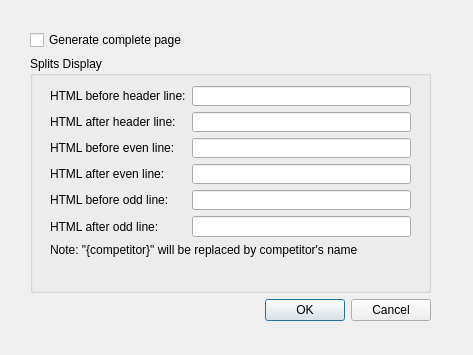
Qt form htmloptionsdialog.ui (undyau/sisimple) before a commit.
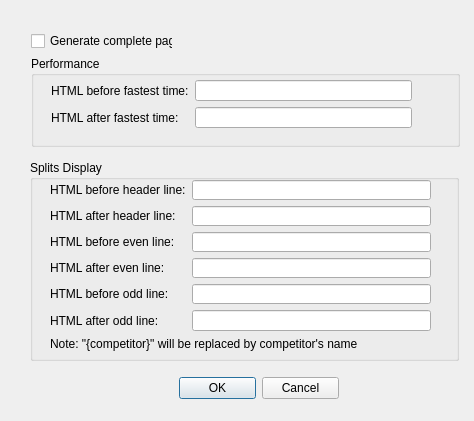
The same form after that commit.

Commit message: Use values from saved HTML settings to format the code (still a bit ugly)

Diff of the .ui file:
```diff
--- a/htmloptionsdialog.ui
+++ b/htmloptionsdialog.ui
@@ -6,32 +6,119 @@
    <rect>
     <x>0</x>
     <y>0</y>
-    <width>473</width>
-    <height>355</height>
+    <width>474</width>
+    <height>421</height>
    </rect>
   </property>
   <property name="windowTitle">
    <string>HTML Options</string>
   </property>
-  <widget class="QWidget" name="layoutWidget">
+  <widget class="QGroupBox" name="groupBox_2">
    <property name="geometry">
     <rect>
-     <x>30</x>
-     <y>30</y>
-     <width>401</width>
-     <height>291</height>
+     <x>31</x>
+     <y>56</y>
+     <width>429</width>
+     <height>91</height>
     </rect>
    </property>
-   <layout class="QVBoxLayout" name="verticalLayout">
-    <item>
+   <property name="title">
+    <string>Performance</string>
+   </property>
+   <widget class="QWidget" name="">
+    <property name="geometry">
+     <rect>
+      <x>20</x>
+      <y>24</y>
+      <width>361</width>
+      <height>48</height>
+     </rect>
+    </property>
+    <layout class="QGridLayout" name="gridLayout">
+     <property name="sizeConstraint">
+      <enum>QLayout::SetNoConstraint</enum>
+     </property>
+     <item row="0" column="0">
+      <widget class="QLabel" name="label_8">
+       <property name="text">
+        <string>HTML before fastest time:</string>
+       </property>
+      </widget>
+     </item>
+     <item row="0" column="1">
+      <widget class="QLineEdit" name="preFastestLineEdit">
+       <property name="sizePolicy">
+        <sizepolicy hsizetype="Expanding" vsizetype="Fixed">
+         <horstretch>1</horstretch>
+         <verstretch>0</verstretch>
+        </sizepolicy>
+       </property>
+      </widget>
+     </item>
+     <item row="1" column="0">
+      <widget class="QLabel" name="label_9">
+       <property name="text">
+        <string>HTML after fastest time:</string>
+       </property>
+      </widget>
+     </item>
+     <item row="1" column="1">
+      <widget class="QLineEdit" name="postFastestLineEdit">
+       <property name="sizePolicy">
+        <sizepolicy hsizetype="Expanding" vsizetype="Fixed">
+         <horstretch>1</horstretch>
+         <verstretch>0</verstretch>
+        </sizepolicy>
+       </property>
+      </widget>
+     </item>
+    </layout>
+   </widget>
+  </widget>
      <widget class="QCheckBox" name="wholePageCheckBox">
+   <property name="geometry">
+    <rect>
+     <x>31</x>
+     <y>32</y>
+     <width>142</width>
+     <height>18</height>
+    </rect>
+   </property>
       <property name="text">
        <string>Generate complete page</string>
       </property>
      </widget>
-    </item>
-    <item>
+  <widget class="QDialogButtonBox" name="buttonBox">
+   <property name="geometry">
+    <rect>
+     <x>179</x>
+     <y>376</y>
+     <width>160</width>
+     <height>25</height>
+    </rect>
+   </property>
+   <property name="orientation">
+    <enum>Qt::Horizontal</enum>
+   </property>
+   <property name="standardButtons">
+    <set>QDialogButtonBox::Cancel|QDialogButtonBox::Ok</set>
+   </property>
+  </widget>
      <widget class="QGroupBox" name="groupBox">
+   <property name="geometry">
+    <rect>
+     <x>30</x>
+     <y>160</y>
+     <width>429</width>
+     <height>201</height>
+    </rect>
+   </property>
+   <property name="sizePolicy">
+    <sizepolicy hsizetype="Expanding" vsizetype="Preferred">
+     <horstretch>0</horstretch>
+     <verstretch>0</verstretch>
+    </sizepolicy>
+   </property>
       <property name="title">
        <string>Splits Display</string>
       </property>
@@ -39,12 +126,15 @@
        <property name="geometry">
         <rect>
          <x>20</x>
-         <y>30</y>
-         <width>361</width>
+      <y>20</y>
+      <width>381</width>
          <height>171</height>
         </rect>
        </property>
        <layout class="QFormLayout" name="formLayout">
+     <property name="sizeConstraint">
+      <enum>QLayout::SetNoConstraint</enum>
+     </property>
         <item row="0" column="0">
          <widget class="QLabel" name="label">
           <property name="text">
@@ -53,7 +143,14 @@
          </widget>
         </item>
         <item row="0" column="1">
-         <widget class="QLineEdit" name="preSplitsHeaderLineEdit"/>
+      <widget class="QLineEdit" name="preSplitsHeaderLineEdit">
+       <property name="sizePolicy">
+        <sizepolicy hsizetype="Expanding" vsizetype="Fixed">
+         <horstretch>1</horstretch>
+         <verstretch>0</verstretch>
+        </sizepolicy>
+       </property>
+      </widget>
         </item>
         <item row="1" column="0">
          <widget class="QLabel" name="label_2">
@@ -63,7 +160,14 @@
          </widget>
         </item>
         <item row="1" column="1">
-         <widget class="QLineEdit" name="postSplitsHeaderLineEdit"/>
+      <widget class="QLineEdit" name="postSplitsHeaderLineEdit">
+       <property name="sizePolicy">
+        <sizepolicy hsizetype="Expanding" vsizetype="Fixed">
+         <horstretch>1</horstretch>
+         <verstretch>0</verstretch>
+        </sizepolicy>
+       </property>
+      </widget>
         </item>
         <item row="2" column="0">
          <widget class="QLabel" name="label_3">
@@ -73,7 +177,14 @@
          </widget>
         </item>
         <item row="2" column="1">
-         <widget class="QLineEdit" name="preSplitsEvenLineEdit"/>
+      <widget class="QLineEdit" name="preSplitsEvenLineEdit">
+       <property name="sizePolicy">
+        <sizepolicy hsizetype="Expanding" vsizetype="Fixed">
+         <horstretch>1</horstretch>
+         <verstretch>0</verstretch>
+        </sizepolicy>
+       </property>
+      </widget>
         </item>
         <item row="3" column="0">
          <widget class="QLabel" name="label_4">
@@ -83,7 +194,14 @@
          </widget>
         </item>
         <item row="3" column="1">
-         <widget class="QLineEdit" name="postSplitsEvenLineEdit"/>
+      <widget class="QLineEdit" name="postSplitsEvenLineEdit">
+       <property name="sizePolicy">
+        <sizepolicy hsizetype="Expanding" vsizetype="Fixed">
+         <horstretch>1</horstretch>
+         <verstretch>0</verstretch>
+        </sizepolicy>
+       </property>
+      </widget>
         </item>
         <item row="4" column="0">
          <widget class="QLabel" name="label_5">
@@ -93,7 +211,14 @@
          </widget>
         </item>
         <item row="4" column="1">
-         <widget class="QLineEdit" name="preSplitsOddLineEdit"/>
+      <widget class="QLineEdit" name="preSplitsOddLineEdit">
+       <property name="sizePolicy">
+        <sizepolicy hsizetype="Expanding" vsizetype="Fixed">
+         <horstretch>1</horstretch>
+         <verstretch>0</verstretch>
+        </sizepolicy>
+       </property>
+      </widget>
         </item>
         <item row="5" column="0">
          <widget class="QLabel" name="label_6">
@@ -114,19 +239,6 @@
         </item>
        </layout>
       </widget>
-     </widget>
-    </item>
-    <item>
-     <widget class="QDialogButtonBox" name="buttonBox">
-      <property name="orientation">
-       <enum>Qt::Horizontal</enum>
-      </property>
-      <property name="standardButtons">
-       <set>QDialogButtonBox::Cancel|QDialogButtonBox::Ok</set>
-      </property>
-     </widget>
-    </item>
-   </layout>
   </widget>
  </widget>
  <resources/>
```
Lines whose indentation alone changed are shown as unchanged. The commit also changes 3 other files.
